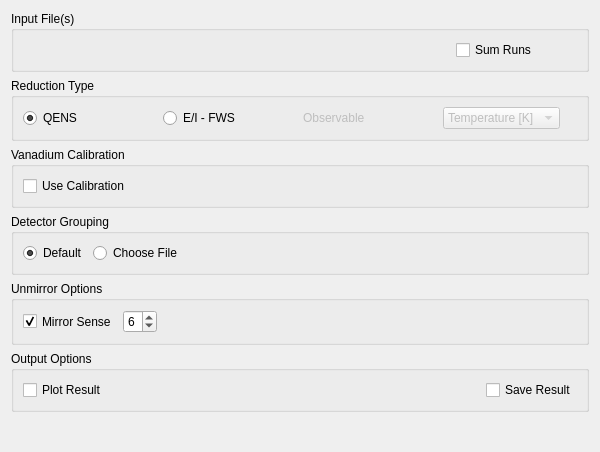
Before: the Qt Designer form MantidQt/CustomInterfaces/inc/MantidQtCustomInterfaces/Indirect/ILLEnergyTransfer.ui in mantidproject/mantid, drawn with Qt 5.
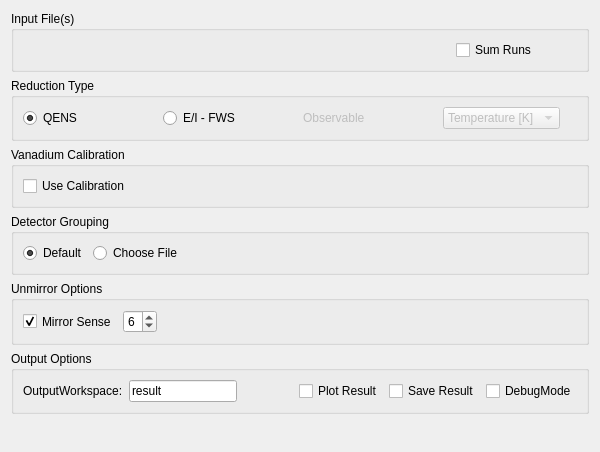
After: the same form once the commit is applied. Custom widgets are drawn as their Qt base class.

Commit message: Re #16753 output ws name in gui

Patch:
```diff
--- a/MantidQt/CustomInterfaces/inc/MantidQtCustomInterfaces/Indirect/ILLEnergyTransfer.ui
+++ b/MantidQt/CustomInterfaces/inc/MantidQtCustomInterfaces/Indirect/ILLEnergyTransfer.ui
@@ -375,9 +375,16 @@
      </property>
      <layout class="QHBoxLayout" name="horizontalLayout">
       <item>
-       <widget class="QCheckBox" name="ckPlot">
+       <widget class="QLabel" name="label">
+        <property name="text">
+         <string>OutputWorkspace:</string>
+        </property>
+       </widget>
+      </item>
+      <item>
+       <widget class="QLineEdit" name="leOutWS">
         <property name="sizePolicy">
-         <sizepolicy hsizetype="Maximum" vsizetype="Preferred">
+         <sizepolicy hsizetype="MinimumExpanding" vsizetype="Fixed">
           <horstretch>0</horstretch>
           <verstretch>0</verstretch>
          </sizepolicy>
@@ -386,7 +393,10 @@
          <string>Plot the reduced workspace</string>
         </property>
         <property name="text">
-         <string>Plot Result</string>
+         <string>result</string>
+        </property>
+        <property name="placeholderText">
+         <string>result</string>
         </property>
        </widget>
       </item>
@@ -403,6 +413,22 @@
         </property>
        </spacer>
       </item>
+      <item>
+       <widget class="QCheckBox" name="ckPlot">
+        <property name="sizePolicy">
+         <sizepolicy hsizetype="Maximum" vsizetype="Preferred">
+          <horstretch>0</horstretch>
+          <verstretch>0</verstretch>
+         </sizepolicy>
+        </property>
+        <property name="toolTip">
+         <string>Plot the reduced workspace</string>
+        </property>
+        <property name="text">
+         <string>Plot Result</string>
+        </property>
+       </widget>
+      </item>
       <item>
        <widget class="QCheckBox" name="ckSave">
         <property name="sizePolicy">
@@ -419,6 +445,13 @@
         </property>
        </widget>
       </item>
+      <item>
+       <widget class="QCheckBox" name="ckDebugMode">
+        <property name="text">
+         <string>DebugMode</string>
+        </property>
+       </widget>
+      </item>
      </layout>
     </widget>
    </item>
```
Left out of the diff: 5 changed lines with no effect on the pictures. The commit also changes 1 other file.
